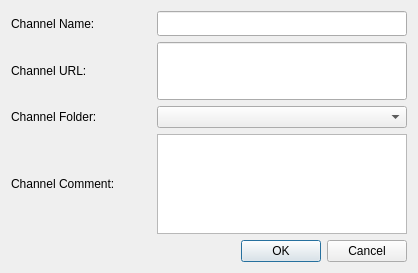
The window that addchannel.ui (javad123javad/XFeed) describes before a commit, drawn with Qt 5.
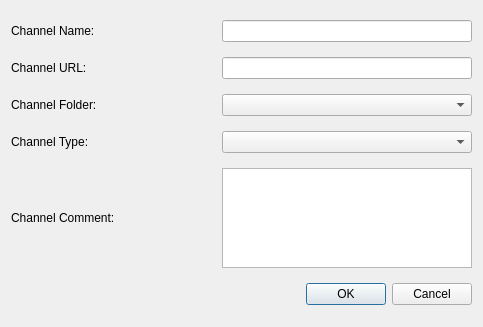
The same window after the commit.

Commit message: feat: add type to add channel dialog

Patch:
```diff
--- a/addchannel.ui
+++ b/addchannel.ui
@@ -6,8 +6,8 @@
    <rect>
     <x>0</x>
     <y>0</y>
-    <width>418</width>
-    <height>273</height>
+    <width>483</width>
+    <height>327</height>
    </rect>
   </property>
   <property name="contextMenuPolicy">
@@ -62,7 +62,7 @@
        <property name="maximumSize">
         <size>
          <width>16777215</width>
-         <height>25</height>
+         <height>16777215</height>
         </size>
        </property>
       </widget>
@@ -108,13 +108,13 @@
        <property name="minimumSize">
         <size>
          <width>250</width>
-         <height>25</height>
+         <height>0</height>
         </size>
        </property>
        <property name="maximumSize">
         <size>
-         <width>400</width>
-         <height>400</height>
+         <width>16777215</width>
+         <height>16777215</height>
         </size>
        </property>
       </widget>
@@ -177,6 +177,40 @@
     </layout>
    </item>
    <item row="3" column="0">
+    <layout class="QHBoxLayout" name="horizontalLayout_5">
+     <item>
+      <widget class="QLabel" name="label">
+       <property name="text">
+        <string>Channel Type:</string>
+       </property>
+      </widget>
+     </item>
+     <item>
+      <spacer name="horizontalSpacer_5">
+       <property name="orientation">
+        <enum>Qt::Orientation::Horizontal</enum>
+       </property>
+       <property name="sizeHint" stdset="0">
+        <size>
+         <width>40</width>
+         <height>20</height>
+        </size>
+       </property>
+      </spacer>
+     </item>
+     <item>
+      <widget class="QComboBox" name="cmb_ch_type">
+       <property name="minimumSize">
+        <size>
+         <width>250</width>
+         <height>0</height>
+        </size>
+       </property>
+      </widget>
+     </item>
+    </layout>
+   </item>
+   <item row="4" column="0">
     <layout class="QHBoxLayout" name="horizontalLayout_4">
      <item>
       <widget class="QLabel" name="lbl_ch_comment">
@@ -228,7 +262,7 @@
      </item>
     </layout>
    </item>
-   <item row="4" column="0">
+   <item row="5" column="0">
     <widget class="QDialogButtonBox" name="buttonBox">
      <property name="orientation">
       <enum>Qt::Orientation::Horizontal</enum>
```
Left out of the diff: 6 changed lines with no effect on the pictures. The commit also changes 1 other file.
